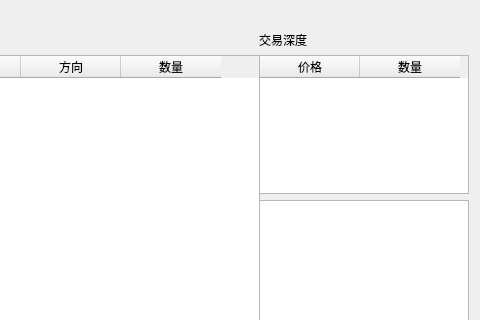
Old version of the form MainWidget.ui in the repository lihn1987/CoinMarketWatcher; both pictures show x 687 to 1167 and y 0 to 320 of the 1167 by 860 pixel window.
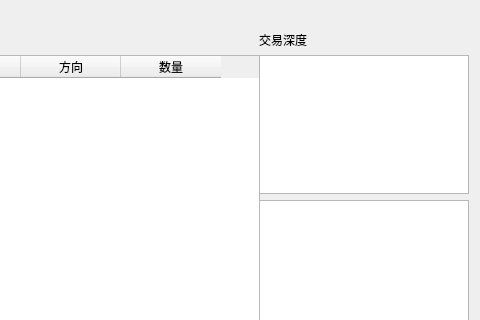
New version of the form.

The edit to the form file:
```diff
--- a/MainWidget.ui
+++ b/MainWidget.ui
@@ -190,7 +190,7 @@
          <bool>true</bool>
         </property>
         <attribute name="horizontalHeaderVisible">
-         <bool>true</bool>
+         <bool>false</bool>
         </attribute>
         <column>
          <property name="text">
```
Left out of the diff: 100 changed lines with no effect on the pictures.
